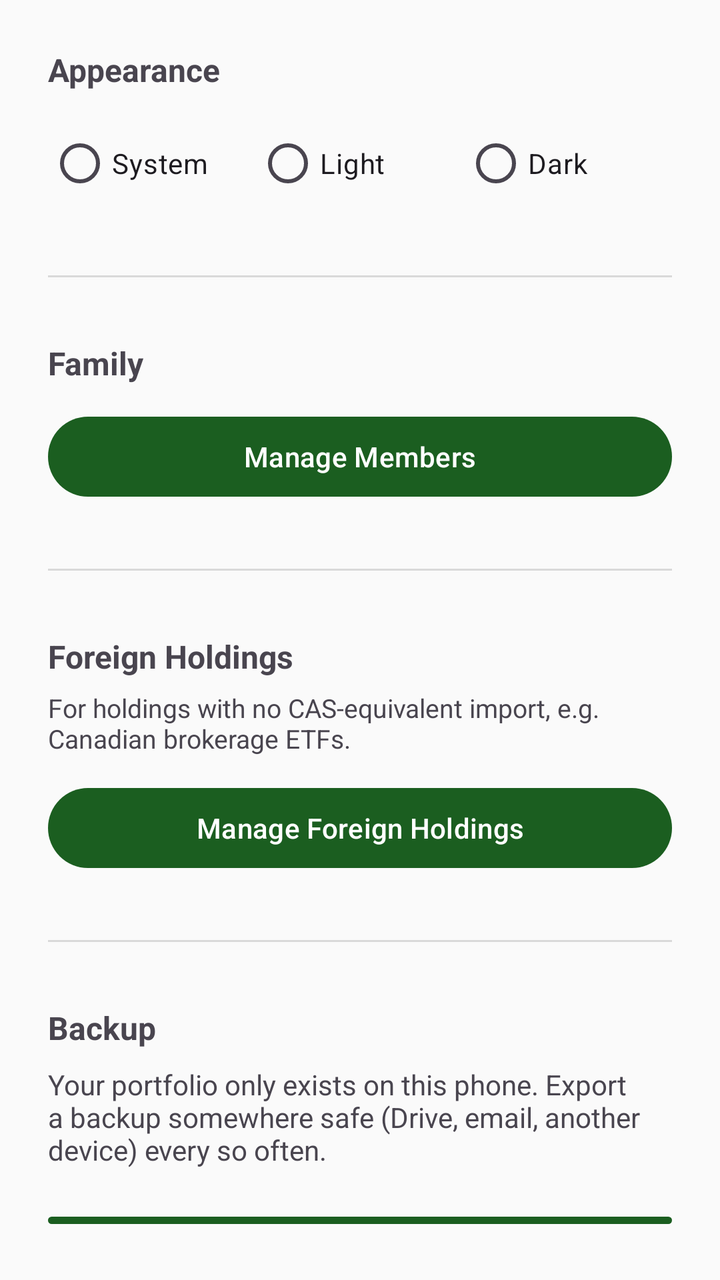
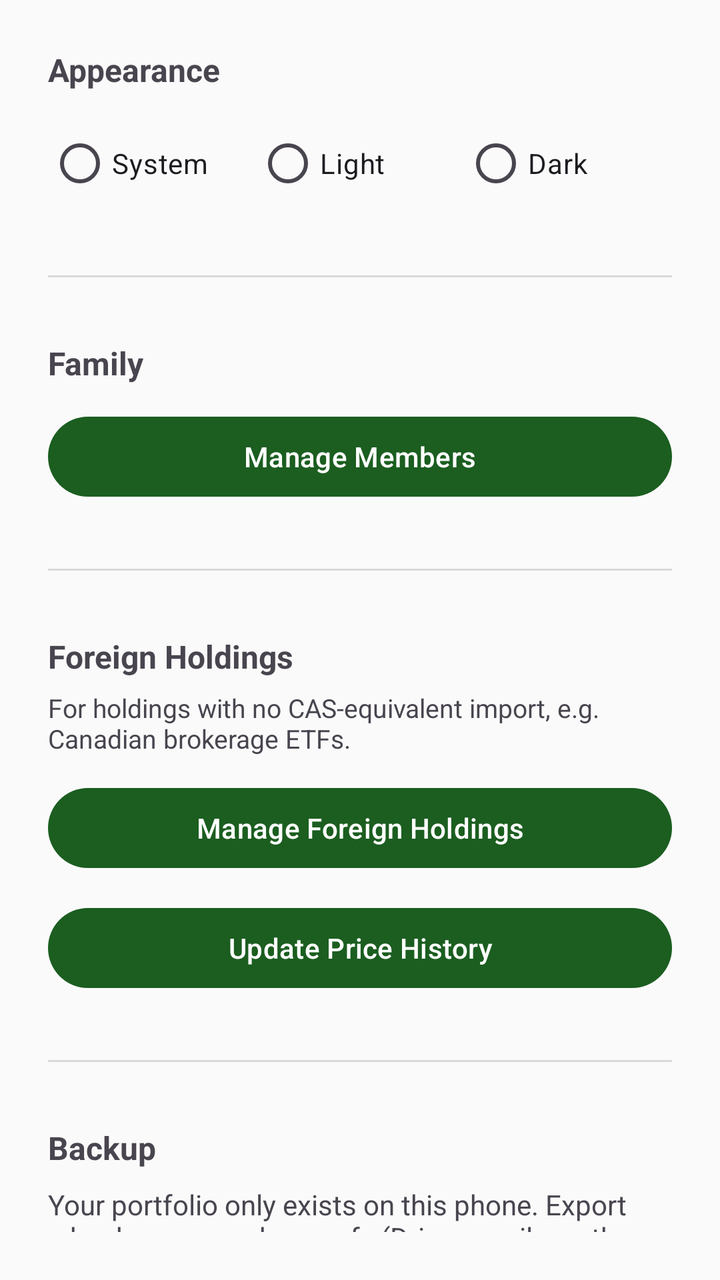

Compare the two renders of this Android layout. The source of the first and the diff that turns it into the second are given below.
<!-- AndroidManifest.xml: application theme Theme.PersonalPortfolio -->
<!-- res/layout/activity_settings.xml -->
<?xml version="1.0" encoding="utf-8"?>
<LinearLayout xmlns:android="http://schemas.android.com/apk/res/android"
    android:layout_width="match_parent"
    android:layout_height="match_parent"
    android:orientation="vertical"
    android:padding="24dp">

    <TextView
        android:layout_width="match_parent"
        android:layout_height="wrap_content"
        android:textSize="16sp"
        android:textStyle="bold"
        android:text="Appearance" />

    <RadioGroup
        android:id="@+id/themeRadioGroup"
        android:layout_width="match_parent"
        android:layout_height="wrap_content"
        android:orientation="horizontal"
        android:layout_marginTop="12dp">

        <RadioButton
            android:id="@+id/themeSystemRadio"
            android:layout_width="0dp"
            android:layout_height="wrap_content"
            android:layout_weight="1"
            android:text="System" />

        <RadioButton
            android:id="@+id/themeLightRadio"
            android:layout_width="0dp"
            android:layout_height="wrap_content"
            android:layout_weight="1"
            android:text="Light" />

        <RadioButton
            android:id="@+id/themeDarkRadio"
            android:layout_width="0dp"
            android:layout_height="wrap_content"
            android:layout_weight="1"
            android:text="Dark" />

    </RadioGroup>

    <View
        android:layout_width="match_parent"
        android:layout_height="1dp"
        android:background="#22000000"
        android:layout_marginTop="32dp"
        android:layout_marginBottom="32dp" />

    <TextView
        android:layout_width="match_parent"
        android:layout_height="wrap_content"
        android:textSize="16sp"
        android:textStyle="bold"
        android:text="Family" />

    <Button
        android:id="@+id/manageMembersButton"
        android:layout_width="match_parent"
        android:layout_height="wrap_content"
        android:layout_marginTop="12dp"
        android:text="Manage Members" />

    <View
        android:layout_width="match_parent"
        android:layout_height="1dp"
        android:background="#22000000"
        android:layout_marginTop="32dp"
        android:layout_marginBottom="32dp" />

    <TextView
        android:layout_width="match_parent"
        android:layout_height="wrap_content"
        android:textSize="16sp"
        android:textStyle="bold"
        android:text="Foreign Holdings" />

    <TextView
        android:layout_width="match_parent"
        android:layout_height="wrap_content"
        android:layout_marginTop="6dp"
        android:textSize="13sp"
        android:text="For holdings with no CAS-equivalent import, e.g. Canadian brokerage ETFs." />

    <Button
        android:id="@+id/manageForeignHoldingsButton"
        android:layout_width="match_parent"
        android:layout_height="wrap_content"
        android:layout_marginTop="12dp"
        android:text="Manage Foreign Holdings" />

    <View
        android:layout_width="match_parent"
        android:layout_height="1dp"
        android:background="#22000000"
        android:layout_marginTop="32dp"
        android:layout_marginBottom="32dp" />

    <TextView
        android:layout_width="match_parent"
        android:layout_height="wrap_content"
        android:textSize="16sp"
        android:textStyle="bold"
        android:text="Backup" />

    <TextView
        android:layout_width="match_parent"
        android:layout_height="wrap_content"
        android:layout_marginTop="8dp"
        android:textSize="14sp"
        android:text="Your portfolio only exists on this phone. Export a backup somewhere safe (Drive, email, another device) every so often." />

    <Button
        android:id="@+id/exportButton"
        android:layout_width="match_parent"
        android:layout_height="wrap_content"
        android:layout_marginTop="20dp"
        android:text="Export Backup" />

    <View
        android:layout_width="match_parent"
        android:layout_height="1dp"
        android:background="#22000000"
        android:layout_marginTop="32dp"
        android:layout_marginBottom="32dp" />

    <TextView
        android:layout_width="match_parent"
        android:layout_height="wrap_content"
        android:textSize="16sp"
        android:textStyle="bold"
        android:text="Restore" />

    <TextView
        android:layout_width="match_parent"
        android:layout_height="wrap_content"
        android:layout_marginTop="8dp"
        android:textSize="14sp"
        android:textColor="#C62828"
        android:text="This REPLACES everything currently in the app with the backup file. Anything added since that backup was made will be lost." />

    <Button
        android:id="@+id/importButton"
        android:layout_width="match_parent"
        android:layout_height="wrap_content"
        android:layout_marginTop="20dp"
        android:text="Restore From Backup" />

    <TextView
        android:id="@+id/settingsStatusText"
        android:layout_width="match_parent"
        android:layout_height="wrap_content"
        android:layout_marginTop="24dp"
        android:textSize="14sp" />

</LinearLayout>
<!-- resources referenced by this layout -->
<resources>
  <style name="Theme.PersonalPortfolio" parent="Theme.Material3.DayNight.NoActionBar">
          <item name="colorPrimary">@color/colorPrimary</item>
          <item name="colorPrimaryVariant">@color/colorPrimaryVariant</item>
          <item name="colorOnPrimary">@color/colorOnPrimary</item>
  
          <item name="colorSecondary">@color/colorSecondary</item>
          <item name="colorOnSecondary">@color/colorOnSecondary</item>
  
          <item name="android:colorBackground">@color/colorBackground</item>
          <item name="colorOnBackground">@color/colorOnBackground</item>
  
          <item name="colorSurface">@color/colorSurface</item>
          <item name="colorOnSurface">@color/colorOnSurface</item>
  
          <item name="android:statusBarColor">@color/colorPrimaryVariant</item>
      </style>
  <color name="colorPrimary">#1B5E20</color>
  <color name="colorPrimaryVariant">#0D3B12</color>
  <color name="colorOnPrimary">#FFFFFF</color>
  <color name="colorSecondary">#00897B</color>
  <color name="colorOnSecondary">#FFFFFF</color>
  <color name="colorBackground">#FAFAFA</color>
  <color name="colorOnBackground">#1A1A1A</color>
  <color name="colorSurface">#FFFFFF</color>
  <color name="colorOnSurface">#1A1A1A</color>
</resources>

<!-- the commit's change to res/layout/activity_settings.xml (unified diff, before → after) -->
@@ -91,6 +91,13 @@
         android:layout_marginTop="12dp"
         android:text="Manage Foreign Holdings" />
 
+    <Button
+        android:id="@+id/updateHistoryButton"
+        android:layout_width="match_parent"
+        android:layout_height="wrap_content"
+        android:layout_marginTop="12dp"
+        android:text="Update Price History" />
+
     <View
         android:layout_width="match_parent"
         android:layout_height="1dp"
